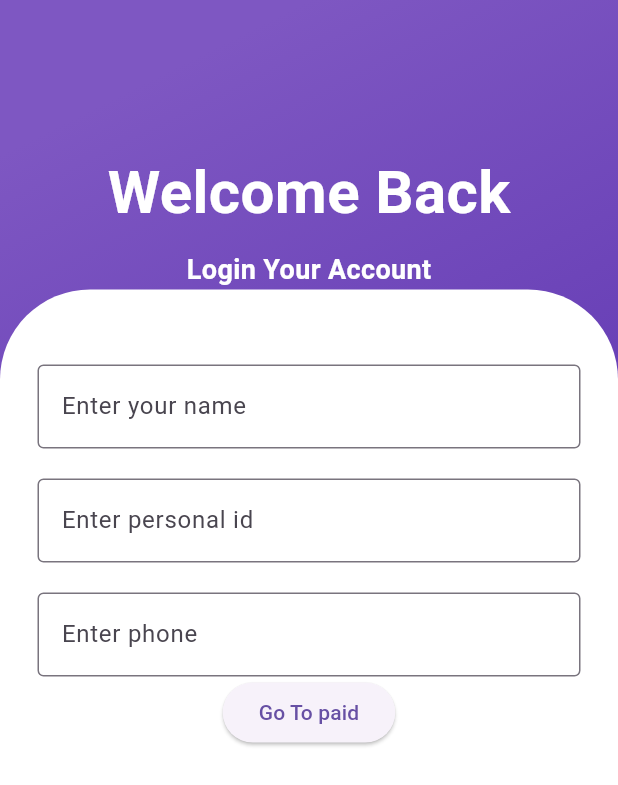
After one commit to HassanEssam308/top-events, a Flutter app: the TicketsGenrateQrcode screen opened directly, on a phone screen of 412 x 824 dp. The commit adds this screen. Shown: the top 785 px of the screen. Run offline on Flutter 3.47's test engine with Material 3 defaults, Android fonts, the phone set to English and light mode, and no system bars; our stand-ins replace animated_splash_screen, barcode_widget, cloud_firestore, date_time_picker, firebase_auth, firebase_core and 3 more; missing offline and left inert: flutter_barcode_scanner, ticket_widget; accounts and stored records are empty.

Commit message:
tickets screen

```diff
--- /dev/null
+++ b/lib/tickets_Genrate_QrCode/controller_Genrate_Qrcode.dart
@@ -0,0 +1,34 @@
+import 'package:cloud_firestore/cloud_firestore.dart';
+import 'package:flutter/cupertino.dart';
+import 'package:get/get.dart';
+
+
+
+class GenrateQrcodeController extends GetxController{
+  TextEditingController code = TextEditingController();
+  TextEditingController name = TextEditingController();
+  TextEditingController phone = TextEditingController();
+
+  storeTicketdata() async {
+    if (name.text.isEmpty ||
+        code.text.isEmpty
+    ) {
+      print("please enter data");
+    } else {
+      try {
+        await FirebaseFirestore.instance.collection("tickets").doc(code.text).set({
+          'name': name.text,
+          'qrcode': code.text,
+          'phone': phone.text,
+        });
+
+        print('Document added successfully');
+      } on FirebaseException catch (e) {
+        print('Error: $e');
+      } catch (e) {
+        print('Error: $e');
+      }
+
+    }
+  }
+}
--- /dev/null
+++ b/lib/tickets_Genrate_QrCode/tickets_Genrate_QrCode.dart
@@ -0,0 +1,115 @@
+import 'package:flutter/material.dart';
+import 'package:get/get.dart';
+import 'package:top_events/tickets_Genrate_QrCode/controller_Genrate_Qrcode.dart';
+import 'package:top_events/tickets_paid/tickets_paid_Screen.dart';
+
+class TicketsGenrateQrcode extends StatelessWidget {
+  const TicketsGenrateQrcode({super.key});
+
+  @override
+  Widget build(BuildContext context) {
+    return SafeArea(
+        child: Scaffold(
+            body: Container(
+              width: double.infinity,
+              decoration: BoxDecoration(
+                  gradient: LinearGradient(begin: Alignment.topCenter, colors: [
+                    Colors.deepPurple.shade400,
+                    Colors.deepPurple.shade600,
+                  ])),
+              child: Column(crossAxisAlignment: CrossAxisAlignment.center, children: [
+                SizedBox(
+                  height: 100,
+                ),
+                Padding(
+                  padding: EdgeInsets.symmetric(horizontal: 20,),
+                  child: Column(
+                    crossAxisAlignment: CrossAxisAlignment.center,
+                    children: [
+                      Text(
+                        "Welcome Back",
+                        style: TextStyle(
+                            color: Colors.white,
+                            fontSize: 40,
+                            fontWeight: FontWeight.w700),
+                      ),
+                      SizedBox(
+                        height: 10,
+                      ),
+                      Text("Login Your Account",
+                          style: TextStyle(
+                              color: Colors.white,
+                              fontSize: 18,
+                              fontWeight: FontWeight.bold)),
+                    ],
+                  ),
+                ),
+
+                Expanded(
+                    child: Container(
+                        decoration: BoxDecoration(
+                            color: Colors.white,
+                            borderRadius: BorderRadius.only(
+                                topLeft: Radius.circular(60),
+                                topRight: Radius.circular(60))),
+                        child: Padding(
+                            padding: EdgeInsets.only(top: 40, right: 15, left: 15),
+                            child: SingleChildScrollView(
+                              child: Column(children: [
+                                GetBuilder<GenrateQrcodeController>(
+                                  init: GenrateQrcodeController(),
+                                  builder: (controller) {
+                                    return Padding(
+                                      padding: const EdgeInsets.all(10),
+                                      child:Column(children: [
+                                        Container(
+                                          alignment: Alignment.center,
+                                          child: TextField(
+                                            controller:controller.name,
+                                            decoration: InputDecoration(
+                                                hintText: 'Enter your name',
+                                                border: OutlineInputBorder(
+                                                    borderSide: BorderSide(color: Colors.blue, width: 2))),
+                                          ),
+                                        ),
+                                        SizedBox(height: 20,),
+                                        Container(
+                                          alignment: Alignment.center,
+                                          child: TextField(
+                                            controller: controller.code,
+                                            decoration: InputDecoration(
+                                                hintText: 'Enter personal id',
+                                                border: OutlineInputBorder(
+                                                    borderSide: BorderSide(color: Colors.blue, width: 2))),
+                                          ),
+                                        ),
+                                        SizedBox(height: 20,),
+                                        Container(
+                                          alignment: Alignment.center,
+                                          child: TextField(
+                                            controller: controller.phone,
+                                            decoration: InputDecoration(
+                                                hintText: 'Enter phone',
+                                                border: OutlineInputBorder(
+                                                    borderSide: BorderSide(color: Colors.blue, width: 2))),
+                                          ),
+                                        ),
+
+
+                                        ElevatedButton(
+                                            onPressed: () async {
+                                               await controller.storeTicketdata();
+                                                Get.to(TicketsPaidScreen());
+                                            },
+                                            child: Text("Go To paid")),
+                                        // ElevatedButton(onPressed: _ca
+                                      ],)
+                                    );
+                                  },
+                                )
+                              ]),
+                            ))))
+              ]),
+            )));
+  }
+}
```
Also changed, not shown: lib/all_Tickets/tickets_storage.dart (added, +95 -0 lines), lib/main.dart (+8 -13 lines), lib/tickets_Scann_QrCode/controller_Scan_Qrcode.dart (added, +21 -0 lines), lib/tickets_Scann_QrCode/tickets_Scan_QrCode.dart (added, +40 -0 lines), lib/tickets_paid/paid_controller.dart (added, +26 -0 lines), lib/tickets_paid/tickets_paid_Screen.dart (added, +79 -0 lines), pubspec.yaml (+8 -0 lines), pubspec.lock, 1 other file.
